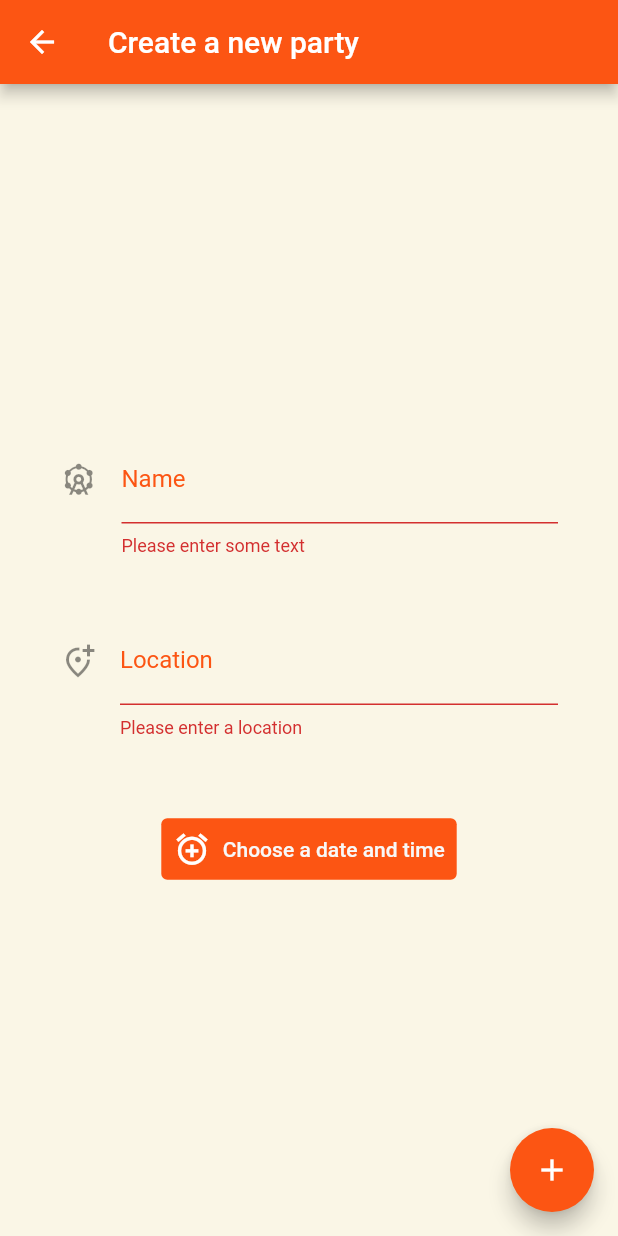
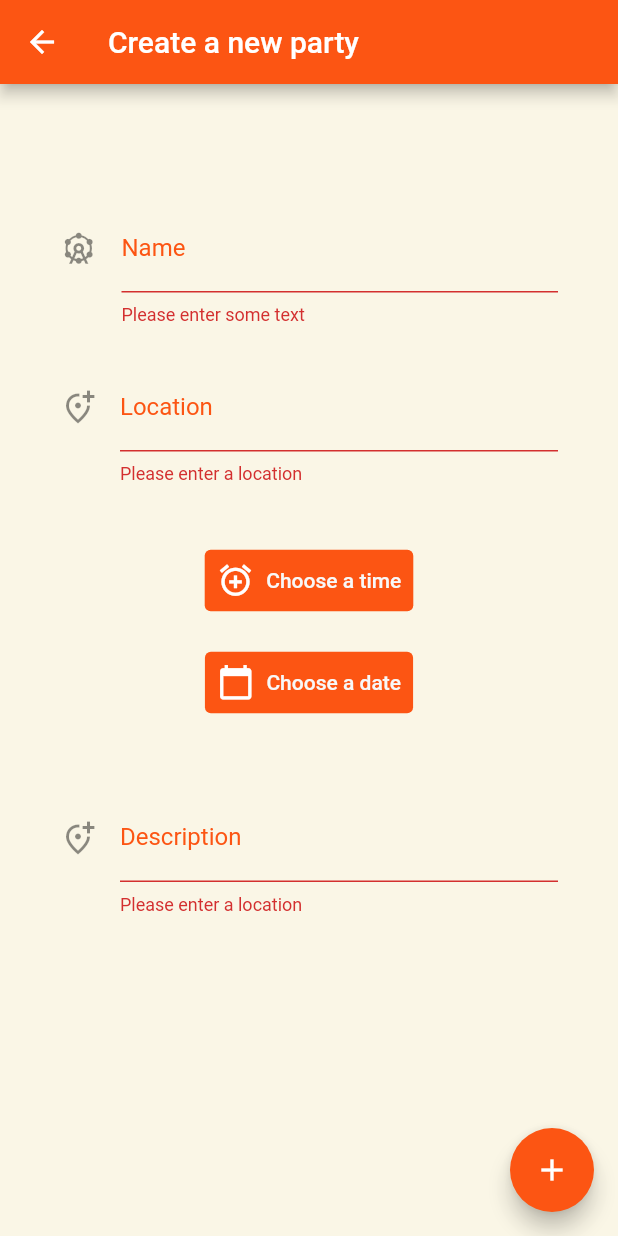
Before and after one commit to teyteymey/AAD-FlutterPrototype, a Flutter app: the NewPartyPage screen opened directly, after a tap on the "add" icon, on a phone screen of 412 x 824 dp. Run offline on Flutter 3.47's test engine with Material 2 defaults, Android fonts, the phone set to English and light mode, and no system bars; our stand-ins replace flutter_datetime_picker.

Commit message:
date and time pickers for android

```diff
--- a/flutter_aad/lib/NewPartyPage.dart
+++ b/flutter_aad/lib/NewPartyPage.dart
@@ -17,6 +17,10 @@ class _NewPartyPage extends State<NewPartyPage> {
   String nameParty = 'default';
   String dateParty = 'default';
   String locationParty = 'default';
+  String descriptionParty = 'default';
+  String timeParty = 'default';
+  TimeOfDay _time = TimeOfDay(hour: 20, minute: 15);
+  DateTime _date = new DateTime(2022);
 
   final _formKey = GlobalKey<FormState>();
 
@@ -73,7 +77,75 @@ class _NewPartyPage extends State<NewPartyPage> {
     );
   }
 
+  void _selectTime() async {
+    final TimeOfDay? newTime = await showTimePicker(
+      context: context,
+      initialTime: _time,
+      initialEntryMode: TimePickerEntryMode.input,
+    );
+    if (newTime != null) {
+      setState(() {
+        _time = newTime;
+      });
+    }
+  }
+
+  void _selectDate() async {
+    final DateTime? newDate = await showDatePicker(
+      context: context,
+      initialDate: DateTime(2022, 2, 20),
+      firstDate: DateTime(2022, 1),
+      lastDate: DateTime(2032, 7),
+      helpText: 'Select a date',
+    );
+    if (newDate != null) {
+      setState(() {
+        _date = newDate;
+      });
+    }
+  }
+
   Widget formTime() {
+    return TextButton.icon(
+        icon: const Icon(
+          Icons.add_alarm,
+          size: 25,
+          color: Colors.white,
+        ),
+        style: ButtonStyle(
+            backgroundColor: MaterialStateProperty.resolveWith(
+                (state) => Color.fromARGB(255, 252, 85, 19))),
+        onPressed: () {
+          _selectTime();
+          timeParty = '${_time.format(context)}h';
+        },
+        label: Text(
+          'Choose a time',
+          style: TextStyle(color: Color.fromARGB(255, 248, 248, 248)),
+        ));
+  }
+
+  Widget formDate() {
+    return TextButton.icon(
+        icon: const Icon(
+          Icons.calendar_today,
+          size: 25,
+          color: Colors.white,
+        ),
+        style: ButtonStyle(
+            backgroundColor: MaterialStateProperty.resolveWith(
+                (state) => Color.fromARGB(255, 252, 85, 19))),
+        onPressed: () {
+          _selectDate();
+          dateParty = '${_date.day}/${_date.month}';
+        },
+        label: Text(
+          'Choose a date',
+          style: TextStyle(color: Color.fromARGB(255, 248, 248, 248)),
+        ));
+  }
+
+  Widget formTimeIOS() {
     return TextButton.icon(
         icon: const Icon(
           Icons.add_alarm,
@@ -115,31 +187,70 @@ class _NewPartyPage extends State<NewPartyPage> {
         ));
   }
 
+  Widget formDescription() {
+    return TextFormField(
+      decoration: const InputDecoration(
+        icon: Icon(Icons.add_location_alt_outlined),
+        focusColor: Colors.orange,
+        labelText: "Description",
+        labelStyle: TextStyle(
+          color: Color.fromARGB(255, 252, 85, 19),
+        ),
+        enabledBorder: UnderlineInputBorder(
+          borderSide: BorderSide(color: Color.fromARGB(255, 252, 85, 19)),
+        ),
+      ),
+      onSaved: (value) {
+        locationParty = value!;
+      },
+      validator: (value) {
+        if (value == null || value.isEmpty) {
+          return 'Please enter a location';
+        }
+        return null;
+      },
+    );
+  }
+
   @override
   Widget build(BuildContext context) {
     return Scaffold(
+      resizeToAvoidBottomInset: false,
       appBar: AppBar(
         title: const Text('Create a new party'),
         backgroundColor: Color.fromARGB(255, 252, 85, 19),
       ),
       backgroundColor: Color.fromARGB(228, 249, 245, 227),
-      body: Container(
+      body: SingleChildScrollView(
+        child: Container(
           margin: EdgeInsets.all(40),
           child: Form(
             key: _formKey,
             child: Column(
               mainAxisAlignment: MainAxisAlignment.center,
               children: <Widget>[
-              formName(),
                 Container(
                   height: 40,
                 ),
+                formName(),
+                Container(
+                  height: 25,
+                ),
                 formLocation(),
+                Container(
+                  height: 40,
+                ),
+                formTime(),
+                Container(
+                  height: 20,
+                ),
+                formDate(),
                 Container(
                   height: 50,
                 ),
-              formTime(),
+                formDescription(),
               ],
+            ),
           ),
         ),
       ),
@@ -152,7 +263,8 @@ class _NewPartyPage extends State<NewPartyPage> {
                     _formKey.currentState!.save(),
                     print(dateParty),
                     print(locationParty),
-                    print(nameParty)
+                    print(nameParty),
+                    print(timeParty),
                   }
               }),
     );
```
Lines whose indentation alone changed are shown as unchanged.
